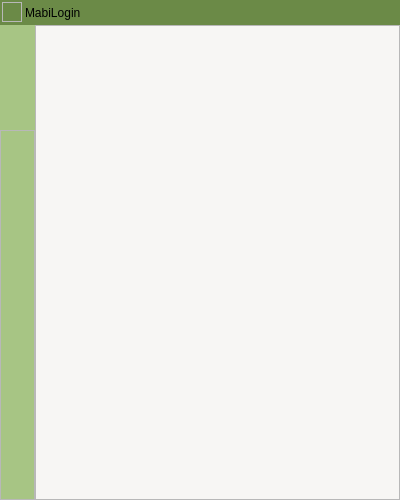
Above: ui/mainwindow.ui from mickey9910326/mabilogin before the change. Below: the same form after it.
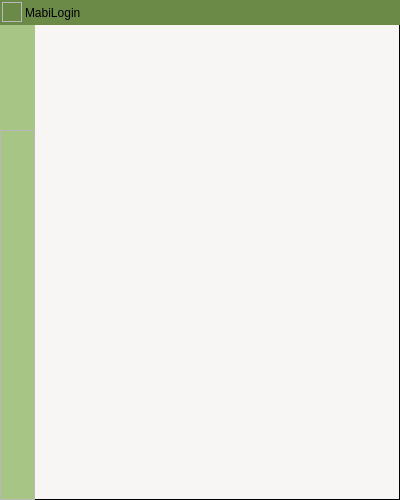
That is the form after the change. Icons and pictures are not drawn.

Diff of the .ui file:
```diff
--- a/ui/mainwindow.ui
+++ b/ui/mainwindow.ui
@@ -718,9 +718,9 @@
          </layout>
         </widget>
        </item>
-       <item>
+       <item alignment="Qt::AlignTop">
         <widget class="QWidget" name="ctxWgt" native="true">
-         <layout class="QVBoxLayout" name="verticalLayout_5" stretch="0">
+         <layout class="QVBoxLayout" name="ctxWgtLyt">
           <property name="spacing">
            <number>0</number>
           </property>
@@ -736,22 +736,6 @@
           <property name="bottomMargin">
            <number>0</number>
           </property>
-          <item>
-           <widget class="QFrame" name="ctxBottomFrm">
-            <property name="focusPolicy">
-             <enum>Qt::NoFocus</enum>
-            </property>
-            <property name="frameShape">
-             <enum>QFrame::StyledPanel</enum>
-            </property>
-            <property name="frameShadow">
-             <enum>QFrame::Raised</enum>
-            </property>
-            <property name="lineWidth">
-             <number>0</number>
-            </property>
-           </widget>
-          </item>
          </layout>
         </widget>
        </item>
```
Left out of the diff: 4 changed lines with no effect on the pictures.
